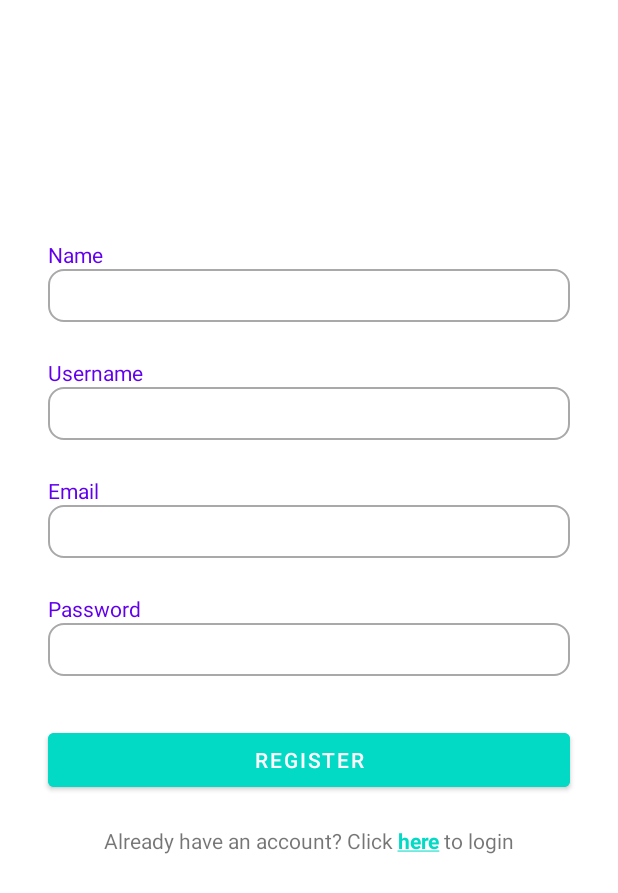
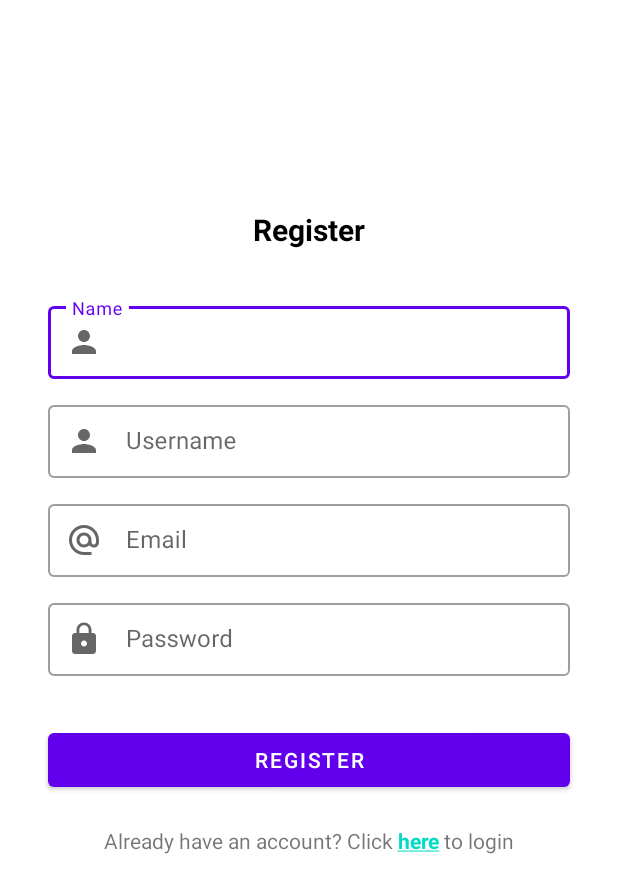
Before and after one commit to SIBISA-github/sibisa-android, an Android app: the screen it shows after launch (RegisterActivity), on a phone screen of 412 x 824 dp. Shown: the top 893 px of the screen. Run offline under Robolectric (Android 15) with nearby library versions, the phone set to English and light mode, and no system bars; our stand-ins replace navigation-ui.

Commit message:
update login and register layout

```diff
--- a/app/src/main/res/layout/activity_login.xml
+++ b/app/src/main/res/layout/activity_login.xml
@@ -19,56 +19,54 @@
         app:layout_constraintStart_toStartOf="parent"
         app:layout_constraintTop_toTopOf="@+id/guidelineHorizontal" />
 
-    <TextView
-        android:id="@+id/usernameTextView"
-        android:layout_width="wrap_content"
-        android:layout_height="wrap_content"
-        android:layout_marginStart="32dp"
-        android:layout_marginTop="24dp"
-        android:labelFor="@id/usernameEditText"
-        android:text="@string/username"
-        android:textColor="?android:textColorPrimary"
-        app:layout_constraintStart_toStartOf="parent"
-        app:layout_constraintTop_toBottomOf="@+id/titleTextView" />
-
-    <EditText
-        android:id="@+id/usernameEditText"
+    <com.google.android.material.textfield.TextInputLayout
+        android:id="@+id/usernameEditTextLayout"
+        style="@style/Widget.MaterialComponents.TextInputLayout.OutlinedBox.Dense"
         android:layout_width="match_parent"
         android:layout_height="wrap_content"
         android:layout_marginStart="32dp"
+        android:layout_marginTop="48dp"
         android:layout_marginEnd="32dp"
-        android:background="@drawable/text_border"
-        android:importantForAutofill="no"
-        android:inputType="text"
-        android:textColor="@color/black"
         app:layout_constraintEnd_toEndOf="parent"
         app:layout_constraintStart_toStartOf="parent"
-        app:layout_constraintTop_toBottomOf="@+id/usernameTextView" />
+        app:layout_constraintTop_toBottomOf="@+id/titleTextView"
+        app:startIconDrawable="@drawable/ic_baseline_person_24">
 
-    <TextView
-        android:id="@+id/passwordTextView"
-        android:layout_width="wrap_content"
-        android:layout_height="wrap_content"
-        android:layout_marginStart="32dp"
-        android:layout_marginTop="8dp"
-        android:text="@string/password"
-        android:textColor="?android:textColorPrimary"
-        app:layout_constraintStart_toStartOf="parent"
-        app:layout_constraintTop_toBottomOf="@+id/usernameEditText" />
+        <EditText
+            android:id="@+id/usernameEditText"
+            android:layout_width="match_parent"
+            android:layout_height="match_parent"
+            android:autofillHints="username"
+            android:hint="@string/username"
+            android:inputType="text"
+            android:textColor="?android:textColorPrimary" />
 
-    <com.bangkit.sibisa.ui.custom.PasswordEditText
-        android:id="@+id/passwordEditText"
+    </com.google.android.material.textfield.TextInputLayout>
+
+    <com.google.android.material.textfield.TextInputLayout
+        android:id="@+id/passwordEditTextLayout"
+        style="@style/Widget.MaterialComponents.TextInputLayout.OutlinedBox.Dense"
         android:layout_width="match_parent"
         android:layout_height="wrap_content"
         android:layout_marginStart="32dp"
+        android:layout_marginTop="12dp"
         android:layout_marginEnd="32dp"
-        android:background="@drawable/text_border"
-        android:inputType="textPassword"
-        android:textColor="@color/black"
         app:layout_constraintEnd_toEndOf="parent"
         app:layout_constraintStart_toStartOf="parent"
-        app:layout_constraintTop_toBottomOf="@+id/passwordTextView"
-        app:passwordToggleEnabled="true" />
+        app:layout_constraintTop_toBottomOf="@+id/usernameEditTextLayout"
+        app:passwordToggleEnabled="true"
+        app:startIconDrawable="@drawable/ic_baseline_lock_24">
+
+        <EditText
+            android:id="@+id/passwordEditText"
+            android:layout_width="match_parent"
+            android:layout_height="match_parent"
+            android:autofillHints="password"
+            android:hint="@string/password"
+            android:inputType="textPassword"
+            android:textColor="?android:textColorPrimary" />
+
+    </com.google.android.material.textfield.TextInputLayout>
 
     <Button
         android:id="@+id/loginButton"
@@ -81,7 +79,7 @@
         android:textColor="@color/white"
         app:layout_constraintEnd_toEndOf="parent"
         app:layout_constraintStart_toStartOf="parent"
-        app:layout_constraintTop_toBottomOf="@+id/passwordEditText" />
+        app:layout_constraintTop_toBottomOf="@+id/passwordEditTextLayout" />
 
     <androidx.constraintlayout.widget.Guideline
         android:id="@+id/guidelineHorizontal"
@@ -116,8 +114,8 @@
         style="?android:attr/progressBarStyle"
         android:layout_width="wrap_content"
         android:layout_height="wrap_content"
+        android:elevation="2dp"
         android:visibility="gone"
-        android:elevation="2dp"
         app:layout_constraintBottom_toBottomOf="parent"
         app:layout_constraintEnd_toEndOf="parent"
         app:layout_constraintStart_toStartOf="parent"
--- a/app/src/main/res/layout/activity_register.xml
+++ b/app/src/main/res/layout/activity_register.xml
@@ -7,120 +7,124 @@
     tools:context=".ui.register.RegisterActivity">
 
     <TextView
-        android:id="@+id/tittle_name"
+        android:id="@+id/titleTextView"
         android:layout_width="wrap_content"
         android:layout_height="wrap_content"
-        android:layout_marginStart="32dp"
-        android:layout_marginTop="160dp"
-        android:labelFor="@id/regist_name"
-        android:text="@string/name"
-        android:textColor="@color/design_default_color_primary"
-        app:layout_constraintStart_toStartOf="parent"
-        app:layout_constraintTop_toTopOf="parent" />
-
-    <EditText
-        android:id="@+id/regist_name"
-        android:layout_width="0dp"
-        android:layout_height="wrap_content"
-        android:layout_marginHorizontal="32dp"
-        android:autofillHints="name"
-        android:background="@drawable/text_border"
-        android:inputType="text"
-        android:padding="5dp"
-        android:textColor="@color/black"
+        android:layout_marginTop="16dp"
+        android:text="@string/register"
+        android:textColor="?android:textColorPrimary"
+        android:textSize="20sp"
+        android:textStyle="bold"
         app:layout_constraintEnd_toEndOf="parent"
         app:layout_constraintStart_toStartOf="parent"
-        app:layout_constraintTop_toBottomOf="@id/tittle_name" />
+        app:layout_constraintTop_toTopOf="@+id/guidelineHorizontal" />
 
-
-    <TextView
-        android:id="@+id/tittle_username"
-        android:layout_width="wrap_content"
+    <com.google.android.material.textfield.TextInputLayout
+        android:id="@+id/regist_name_layout"
+        style="@style/Widget.MaterialComponents.TextInputLayout.OutlinedBox.Dense"
+        android:layout_width="match_parent"
         android:layout_height="wrap_content"
         android:layout_marginStart="32dp"
-        android:layout_marginTop="24dp"
-        android:labelFor="@id/regist_password"
-        android:text="@string/username"
-        android:textColor="@color/design_default_color_primary"
-        app:layout_constraintStart_toStartOf="parent"
-        app:layout_constraintTop_toBottomOf="@id/regist_name" />
-
-    <EditText
-        android:id="@+id/regist_username"
-        android:layout_width="0dp"
-        android:layout_height="wrap_content"
-        android:layout_marginHorizontal="32dp"
-        android:background="@drawable/text_border"
-        android:importantForAutofill="no"
-        android:inputType="text"
-        android:padding="5dp"
-        android:textColor="@color/black"
+        android:layout_marginTop="32dp"
+        android:layout_marginEnd="32dp"
         app:layout_constraintEnd_toEndOf="parent"
         app:layout_constraintStart_toStartOf="parent"
-        app:layout_constraintTop_toBottomOf="@id/tittle_username" />
+        app:layout_constraintTop_toBottomOf="@id/titleTextView"
+        app:startIconDrawable="@drawable/ic_baseline_person_24">
 
-    <TextView
-        android:id="@+id/tittle_email"
-        android:layout_width="wrap_content"
+        <EditText
+            android:id="@+id/regist_name"
+            android:layout_width="match_parent"
+            android:layout_height="match_parent"
+            android:autofillHints="name"
+            android:hint="@string/name"
+            android:inputType="textPersonName"
+            android:textColor="?android:textColorPrimary" />
+
+    </com.google.android.material.textfield.TextInputLayout>
+
+    <com.google.android.material.textfield.TextInputLayout
+        android:id="@+id/regist_username_layout"
+        style="@style/Widget.MaterialComponents.TextInputLayout.OutlinedBox.Dense"
+        android:layout_width="match_parent"
         android:layout_height="wrap_content"
         android:layout_marginStart="32dp"
-        android:layout_marginTop="24dp"
-        android:labelFor="@id/regist_name"
-        android:text="@string/email"
-        android:textColor="@color/design_default_color_primary"
-        app:layout_constraintStart_toStartOf="parent"
-        app:layout_constraintTop_toBottomOf="@id/regist_username" />
-
-    <com.bangkit.sibisa.ui.custom.EmailEditText
-        android:id="@+id/regist_email"
-        android:layout_width="0dp"
-        android:layout_height="wrap_content"
-        android:layout_marginHorizontal="32dp"
-        android:background="@drawable/text_border"
-        android:inputType="textEmailAddress"
-        android:padding="5dp"
-        android:textColor="@color/black"
+        android:layout_marginTop="12dp"
+        android:layout_marginEnd="32dp"
         app:layout_constraintEnd_toEndOf="parent"
         app:layout_constraintStart_toStartOf="parent"
-        app:layout_constraintTop_toBottomOf="@+id/tittle_email" />
+        app:layout_constraintTop_toBottomOf="@id/regist_name_layout"
+        app:startIconDrawable="@drawable/ic_baseline_person_24">
 
+        <EditText
+            android:id="@+id/regist_username"
+            android:layout_width="match_parent"
+            android:layout_height="match_parent"
+            android:autofillHints="username"
+            android:hint="@string/username"
+            android:inputType="text"
+            android:textColor="?android:textColorPrimary" />
 
-    <TextView
-        android:id="@+id/tittle_password"
-        android:layout_width="wrap_content"
+    </com.google.android.material.textfield.TextInputLayout>
+
+    <com.google.android.material.textfield.TextInputLayout
+        android:id="@+id/regist_email_layout"
+        style="@style/Widget.MaterialComponents.TextInputLayout.OutlinedBox.Dense"
+        android:layout_width="match_parent"
         android:layout_height="wrap_content"
         android:layout_marginStart="32dp"
-        android:layout_marginTop="24dp"
-        android:labelFor="@id/regist_password"
-        android:text="@string/password"
-        android:textColor="@color/design_default_color_primary"
-        app:layout_constraintStart_toStartOf="parent"
-        app:layout_constraintTop_toBottomOf="@id/regist_email" />
-
-    <com.bangkit.sibisa.ui.custom.PasswordEditText
-        android:id="@+id/regist_password"
-        android:layout_width="0dp"
-        android:layout_height="wrap_content"
-        android:layout_marginHorizontal="32dp"
-        android:background="@drawable/text_border"
-        android:inputType="textPassword"
-        android:padding="5dp"
-        android:textColor="@color/black"
+        android:layout_marginTop="12dp"
+        android:layout_marginEnd="32dp"
         app:layout_constraintEnd_toEndOf="parent"
         app:layout_constraintStart_toStartOf="parent"
-        app:layout_constraintTop_toBottomOf="@+id/tittle_password" />
+        app:layout_constraintTop_toBottomOf="@id/regist_username_layout"
+        app:startIconDrawable="@drawable/ic_baseline_alternate_email_24">
+
+        <EditText
+            android:id="@+id/regist_email"
+            android:layout_width="match_parent"
+            android:layout_height="match_parent"
+            android:autofillHints="emailAddress"
+            android:hint="@string/email"
+            android:inputType="textEmailAddress"
+            android:textColor="?android:textColorPrimary" />
+
+    </com.google.android.material.textfield.TextInputLayout>
+
+    <com.google.android.material.textfield.TextInputLayout
+        android:id="@+id/regist_password_layout"
+        style="@style/Widget.MaterialComponents.TextInputLayout.OutlinedBox.Dense"
+        android:layout_width="match_parent"
+        android:layout_height="wrap_content"
+        android:layout_marginStart="32dp"
+        android:layout_marginTop="12dp"
+        android:layout_marginEnd="32dp"
+        app:layout_constraintEnd_toEndOf="parent"
+        app:layout_constraintStart_toStartOf="parent"
+        app:layout_constraintTop_toBottomOf="@id/regist_email_layout"
+        app:startIconDrawable="@drawable/ic_baseline_lock_24">
+
+        <EditText
+            android:id="@+id/regist_password"
+            android:layout_width="match_parent"
+            android:layout_height="match_parent"
+            android:autofillHints="password"
+            android:hint="@string/password"
+            android:inputType="textPassword"
+            android:textColor="?android:textColorPrimary" />
+
+    </com.google.android.material.textfield.TextInputLayout>
 
     <Button
         android:id="@+id/registButton"
         android:layout_width="0dp"
         android:layout_height="wrap_content"
         android:layout_margin="32dp"
-        android:backgroundTint="@color/design_default_color_secondary"
         android:text="@string/register"
         android:textColor="@color/white"
         app:layout_constraintEnd_toEndOf="parent"
         app:layout_constraintStart_toStartOf="parent"
-        app:layout_constraintTop_toBottomOf="@id/regist_password" />
+        app:layout_constraintTop_toBottomOf="@id/regist_password_layout" />
 
     <TextView
         android:id="@+id/loginCtaTextView"
@@ -131,6 +135,15 @@
         app:layout_constraintEnd_toEndOf="parent"
         app:layout_constraintStart_toStartOf="parent"
         app:layout_constraintTop_toBottomOf="@id/registButton" />
+
+    <androidx.constraintlayout.widget.Guideline
+        android:id="@+id/guidelineHorizontal"
+        android:layout_width="wrap_content"
+        android:layout_height="64dp"
+        android:orientation="horizontal"
+        app:layout_constraintEnd_toEndOf="parent"
+        app:layout_constraintGuide_percent="0.15"
+        app:layout_constraintStart_toStartOf="parent" />
 
     <ProgressBar
         android:id="@+id/progressBar"
--- a/app/src/main/res/values-night/themes.xml
+++ b/app/src/main/res/values-night/themes.xml
@@ -12,5 +12,6 @@
         <!-- Status bar color. -->
         <item name="android:statusBarColor" tools:targetApi="l">?attr/colorPrimaryVariant</item>
         <!-- Customize your theme here. -->
+        <item name="android:textColorPrimary">@color/white</item>
     </style>
 </resources>
--- a/app/src/main/res/values/themes.xml
+++ b/app/src/main/res/values/themes.xml
@@ -12,5 +12,6 @@
         <!-- Status bar color. -->
         <item name="android:statusBarColor" tools:targetApi="l">?attr/colorPrimaryVariant</item>
         <!-- Customize your theme here. -->
+        <item name="android:textColorPrimary">@color/black</item>
     </style>
 </resources>
```
